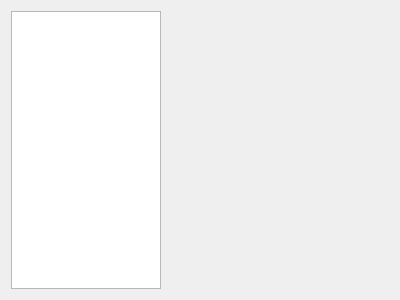
Qt form wizard/ui/preset_page.ui (imby/STM32VLDiscovery_BeRTOS) before a commit.
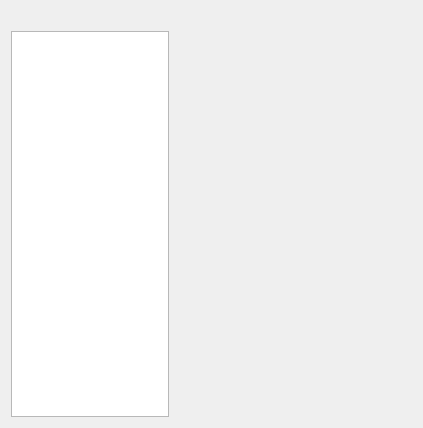
The same form after that commit.

Commit message: Add description of the category under the tab.

```diff
--- a/wizard/ui/preset_page.ui
+++ b/wizard/ui/preset_page.ui
@@ -6,13 +6,22 @@
    <rect>
     <x>0</x>
     <y>0</y>
-    <width>400</width>
-    <height>300</height>
+    <width>423</width>
+    <height>428</height>
    </rect>
   </property>
   <property name="windowTitle">
    <string>Form</string>
   </property>
+  <layout class="QVBoxLayout" name="verticalLayout_2" stretch="0,1">
+   <item>
+    <widget class="QLabel" name="categoryDescription">
+     <property name="text">
+      <string/>
+     </property>
+    </widget>
+   </item>
+   <item>
   <layout class="QHBoxLayout" name="horizontalLayout" stretch="2,3">
    <item>
     <widget class="QListWidget" name="presetList">
@@ -52,6 +61,8 @@
         <string/>
        </property>
       </widget>
+       </item>
+      </layout>
      </item>
     </layout>
    </item>
```
Lines whose indentation alone changed are shown as unchanged. The commit also changes 1 other file.
